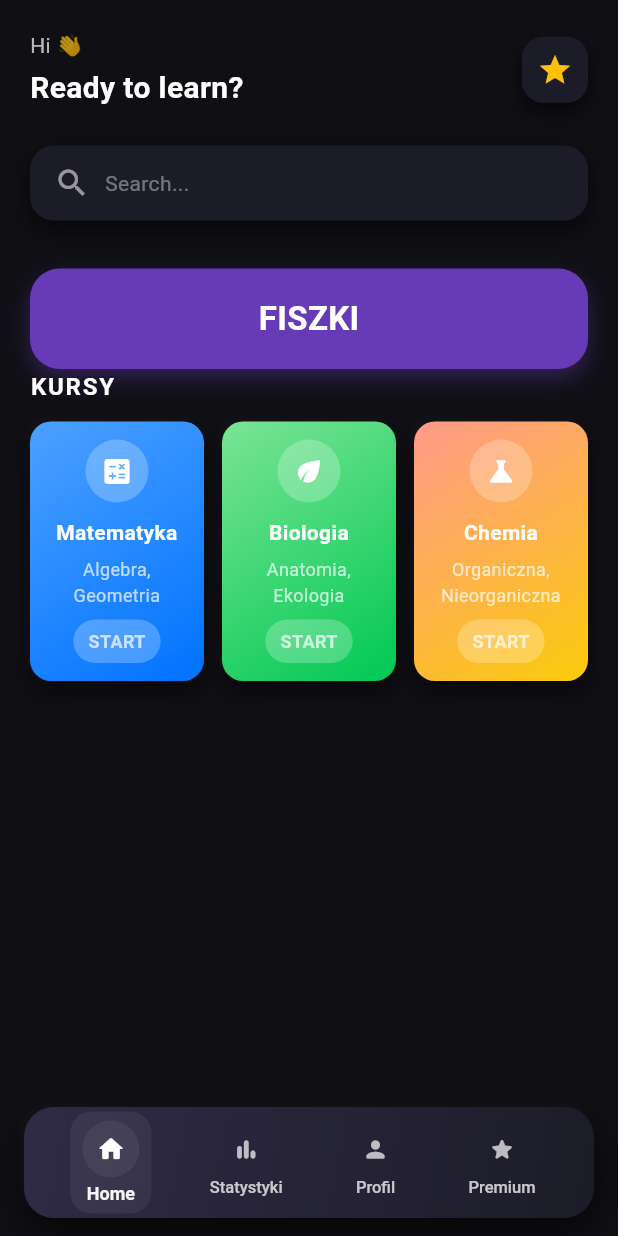
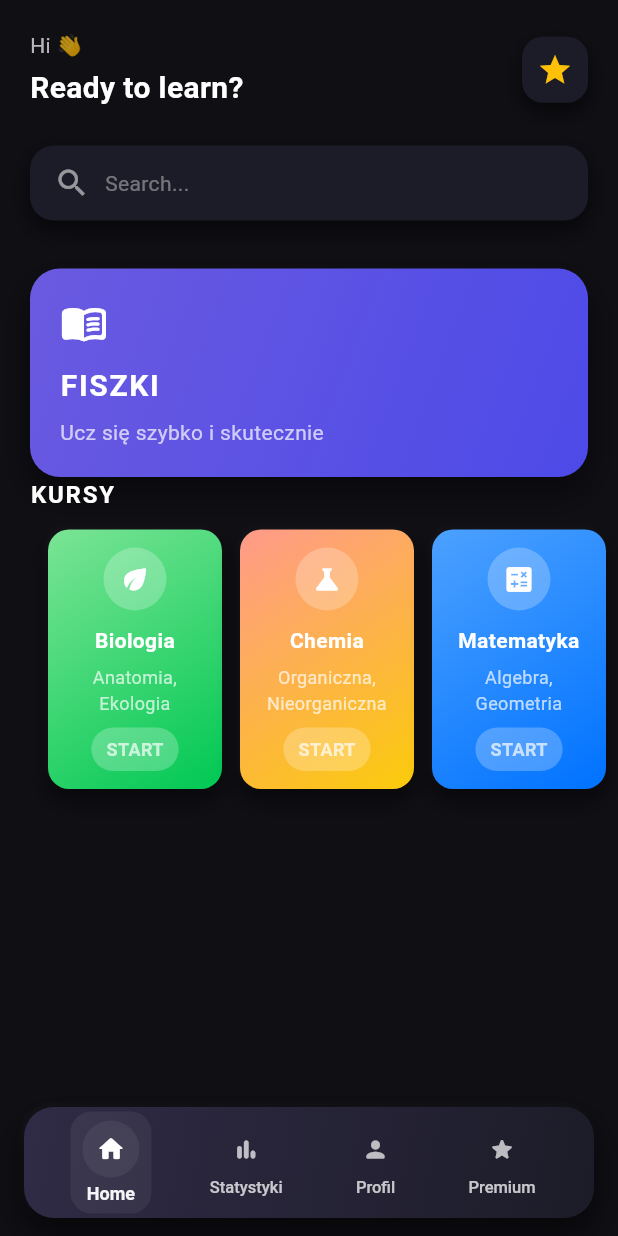
Before and after one commit to FranSob/Quiz_app1, a Flutter app: the screen it shows after launch, on a phone screen of 412 x 824 dp. Run offline on Flutter 3.47's test engine with Material 3 defaults, Android fonts, the phone set to English and light mode, and no system bars; our stand-ins replace shared_preferences.

Commit message:
Duże zmiany v57

```diff
--- a/lib/base/bottom_nav_bar.dart
+++ b/lib/base/bottom_nav_bar.dart
@@ -28,9 +28,18 @@ class _MainScreenState extends State<MainScreen> {
 
   final List<Widget> _pages = const [
     HomePage(),
-    Center(child: Text("Statystyki")),
-    Center(child: Text("Profil")),
-    Center(child: Text("Wersja premium")),
+    Center(child: Text('Statystyki', style: TextStyle(
+                        color: Colors.white,
+                        fontSize: 22,
+                        fontWeight: FontWeight.bold,)),),
+    Center(child: Text("Profil", style: TextStyle(
+                        color: Colors.white,
+                        fontSize: 22,
+                        fontWeight: FontWeight.bold,)),),
+    Center(child: Text("Wersja premium",style: TextStyle(
+                        color: Colors.white,
+                        fontSize: 22,
+                        fontWeight: FontWeight.bold,)),),
   ];
 
   void _onNavTap(int index) => setState(() => _currentIndex = index);
--- a/lib/screens/home_page.dart
+++ b/lib/screens/home_page.dart
@@ -1,4 +1,5 @@
 import 'package:flutter/material.dart';
+import 'package:quiz_app1/base/pages/courses_page.dart';
 import 'package:quiz_app1/base/pages/fiszki_page.dart';
 
 class HomePage extends StatelessWidget {
@@ -100,30 +101,56 @@ class HomePage extends StatelessWidget {
   },
   child: Container(
     width: double.infinity,
-                  padding: const EdgeInsets.symmetric(vertical: 18),
+    padding: const EdgeInsets.all(20),
     decoration: BoxDecoration(
-                    color: Colors.deepPurple,
+      gradient: const LinearGradient(
+        begin: Alignment.topLeft,
+        end: Alignment.bottomRight,
+        colors: [
+          Color(0xFF6A5AE0),
+          Color(0xFF4D4AE8),
+        ],
+      ),
       borderRadius: BorderRadius.circular(20),
       boxShadow: [
         BoxShadow(
-                        color: Colors.deepPurple.withOpacity(0.4),
-                        blurRadius: 12,
-                        offset: const Offset(0, 6),
+          color: Colors.black.withOpacity(0.45),
+          blurRadius: 18,
+          offset: const Offset(0, 10),
         ),
       ],
     ),
-                  child: const Center(
-                    child: Text(
+    child: Column(
+      crossAxisAlignment: CrossAxisAlignment.start,
+      children: const [
+        Icon(
+          Icons.menu_book_rounded,
+          color: Colors.white,
+          size: 32,
+        ),
+        SizedBox(height: 12),
+        Text(
           'FISZKI',
           style: TextStyle(
             color: Colors.white,
-                        fontSize: 22,
+            fontSize: 20,
             fontWeight: FontWeight.bold,
+            letterSpacing: 1.1,
+          ),
+        ),
+        SizedBox(height: 6),
+        Text(
+          'Ucz się szybko i skutecznie',
+          style: TextStyle(
+            color: Colors.white70,
+            fontSize: 14,
+          ),
+        ),
+      ],
     ),
   ),
 ),
-                ),
-              ),
+
               // ===== KURSY (sekcja z trzema kafelkami) =====
               const Text(
                 'KURSY',
@@ -139,23 +166,6 @@ class HomePage extends StatelessWidget {
               // trzy kafelki w wierszu (responsywne)
               Row(
                 children: [
-                  _CourseTile(
-                    title: 'Matematyka',
-                    subtitle: 'Algebra, Geometria',
-                    icon: Icons.calculate,
-                    gradient: const LinearGradient(
-                      colors: [Color(0xFF4CA1FF), Color(0xFF0072FF)],
-                      begin: Alignment.topLeft,
-                      end: Alignment.bottomRight,
-                    ),
-                    onTap: () {
-                      // przykładowa nawigacja - możesz podłączyć inny ekran
-                      Navigator.push(
-                        context,
-                        MaterialPageRoute(builder: (_) => const FiszkiPage()),
-                      );
-                    },
-                  ),
                   const SizedBox(width: 12),
                   _CourseTile(
                     title: 'Biologia',
@@ -169,7 +179,7 @@ class HomePage extends StatelessWidget {
                     onTap: () {
                       Navigator.push(
                         context,
-                        MaterialPageRoute(builder: (_) => const FiszkiPage()),
+                        MaterialPageRoute(builder: (_) => const CoursePage(title: 'Biologia')),
                       );
                     },
                   ),
@@ -186,7 +196,25 @@ class HomePage extends StatelessWidget {
                     onTap: () {
                       Navigator.push(
                         context,
-                        MaterialPageRoute(builder: (_) => const FiszkiPage()),
+                        MaterialPageRoute(builder: (_) => const CoursePage(title: 'Chemia')),
+                      );
+                    },
+                  ),
+                  const SizedBox(width: 12),
+                  _CourseTile(
+                    title: 'Matematyka',
+                    subtitle: 'Algebra, Geometria',
+                    icon: Icons.calculate,
+                    gradient: const LinearGradient(
+                      colors: [Color(0xFF4CA1FF), Color(0xFF0072FF)],
+                      begin: Alignment.topLeft,
+                      end: Alignment.bottomRight,
+                    ),
+                    onTap: () {
+                      // przykładowa nawigacja - możesz podłączyć inny ekran
+                      Navigator.push(
+                        context,
+                        MaterialPageRoute(builder: (_) => const CoursePage(title: 'Matematyka')),
                       );
                     },
                   ),
```
Also changed, not shown: lib/base/pages/courses_page.dart (+24 -6 lines). Lines whose indentation alone changed are shown as unchanged.
